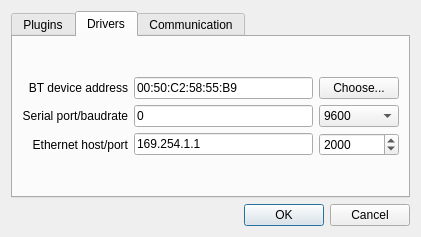
bingostar89/Papywizard, file papywizard/view/ui/pluginsDialog.ui: the form before one commit.
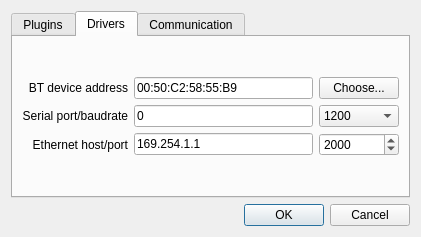
The form after the commit. The open tabs and pages were chosen to show the change. Icons and pictures are not drawn.

The edit to the form file:
```diff
--- a/papywizard/view/ui/pluginsDialog.ui
+++ b/papywizard/view/ui/pluginsDialog.ui
@@ -290,7 +290,7 @@
          <item row="1" column="2">
           <widget class="QComboBox" name="serialBaudrateComboBox">
            <property name="currentIndex">
-            <number>3</number>
+            <number>0</number>
            </property>
            <item>
             <property name="text">
```
Left out of the diff: 16 changed lines with no effect on the pictures.
